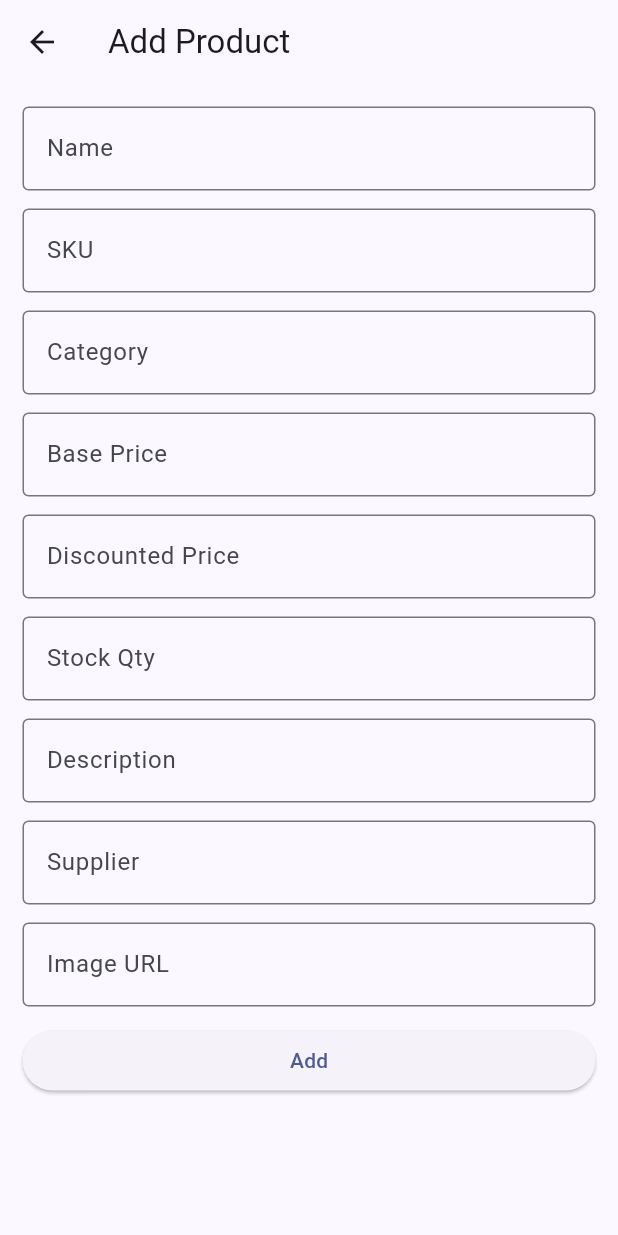
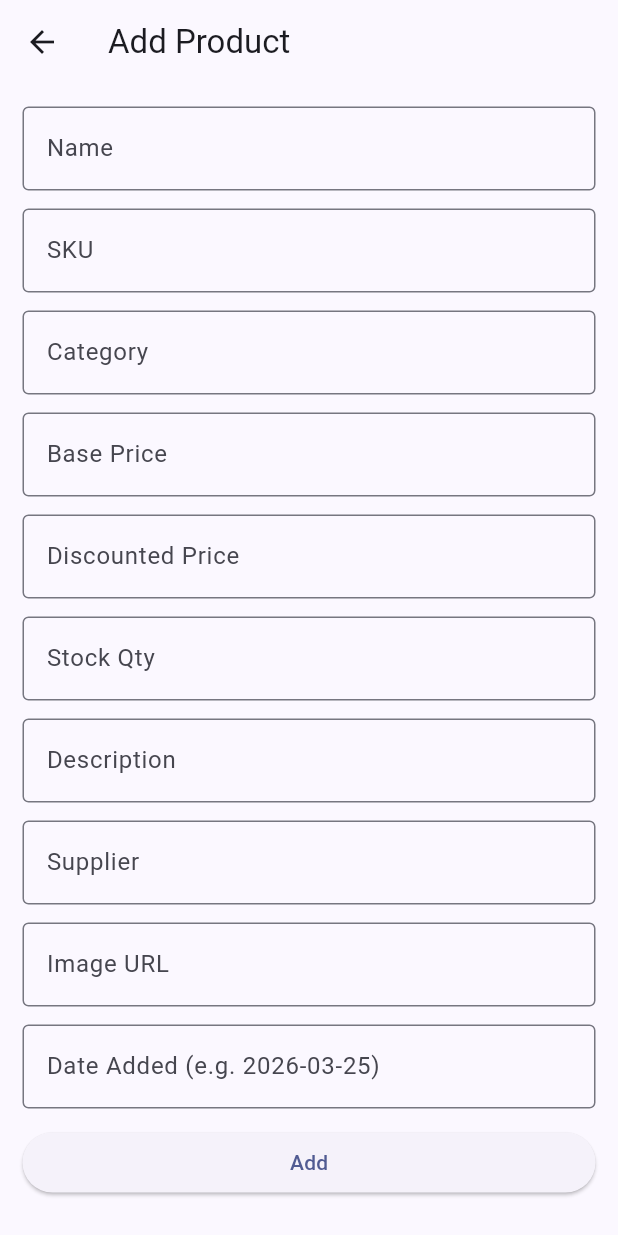
Before and after one commit to tropicalhutlover/Ice-Ice-Baby_RetailHub, a Flutter app: the AddIceCreamScreen screen opened directly, on a phone screen of 412 x 824 dp. Run offline on Flutter 3.47's test engine with Material 3 defaults, Android fonts, the phone set to English and light mode, and no system bars; our stand-ins replace firebase_auth, firebase_core, firebase_database; accounts and stored records are empty; network calls fail.

Commit message:
admin side fix - item list, add items, update items, 10 data points

```diff
--- a/lib/add_ice_cream_screen.dart
+++ b/lib/add_ice_cream_screen.dart
@@ -18,6 +18,7 @@ class _AddIceCreamScreenState extends State<AddIceCreamScreen> {
   final description = TextEditingController();
   final supplier = TextEditingController();
   final imageUrl = TextEditingController();
+  final dateAdded = TextEditingController();
 
   Future<void> _addItem() async {
     try {
@@ -25,16 +26,13 @@ class _AddIceCreamScreenState extends State<AddIceCreamScreen> {
         'name': name.text,
         'sku': sku.text,
         'category': category.text,
-
-        // ✅ FIX: send as STRING (matches your rules)
         'basePrice': basePrice.text,
         'discountedPrice': discountedPrice.text,
         'stockQty': stock.text,
-
         'description': description.text,
         'supplier': supplier.text,
-        'dateAdded': DateTime.now().toIso8601String(),
         'imageUrl': imageUrl.text,
+        'dateAdded': dateAdded.text,
       });
 
       Navigator.pop(context);
@@ -80,6 +78,8 @@ class _AddIceCreamScreenState extends State<AddIceCreamScreen> {
           field('Description', description),
           field('Supplier', supplier),
           field('Image URL', imageUrl),
+          field('Date Added (e.g. 2026-03-25)', dateAdded),
+
           ElevatedButton(
             onPressed: _addItem,
             child: const Text('Add'),
```
